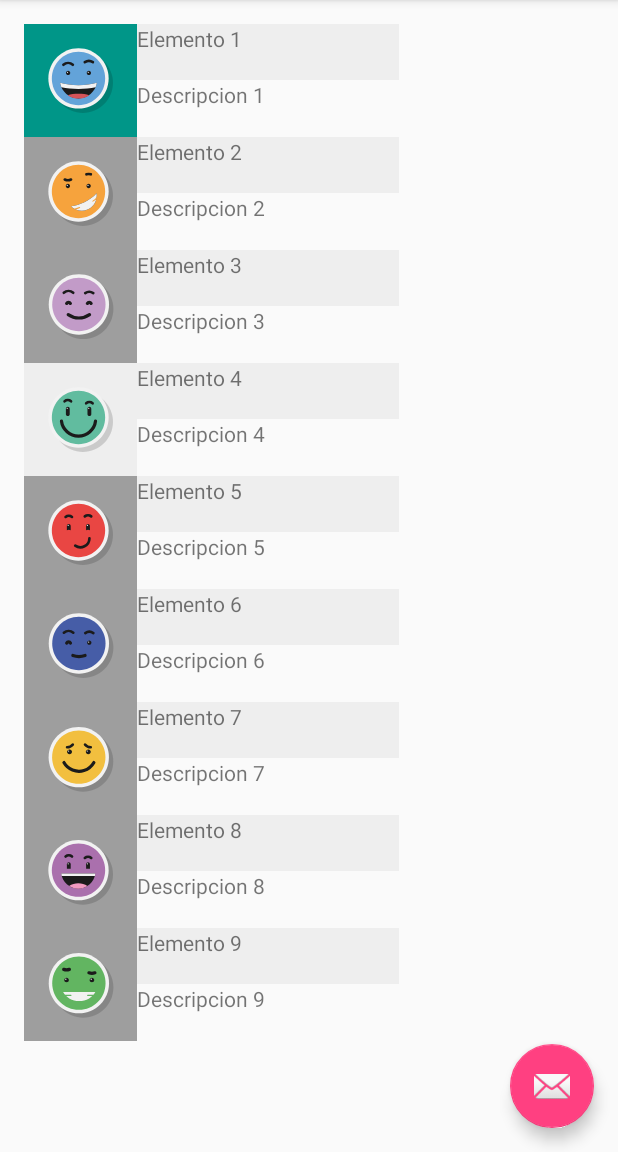
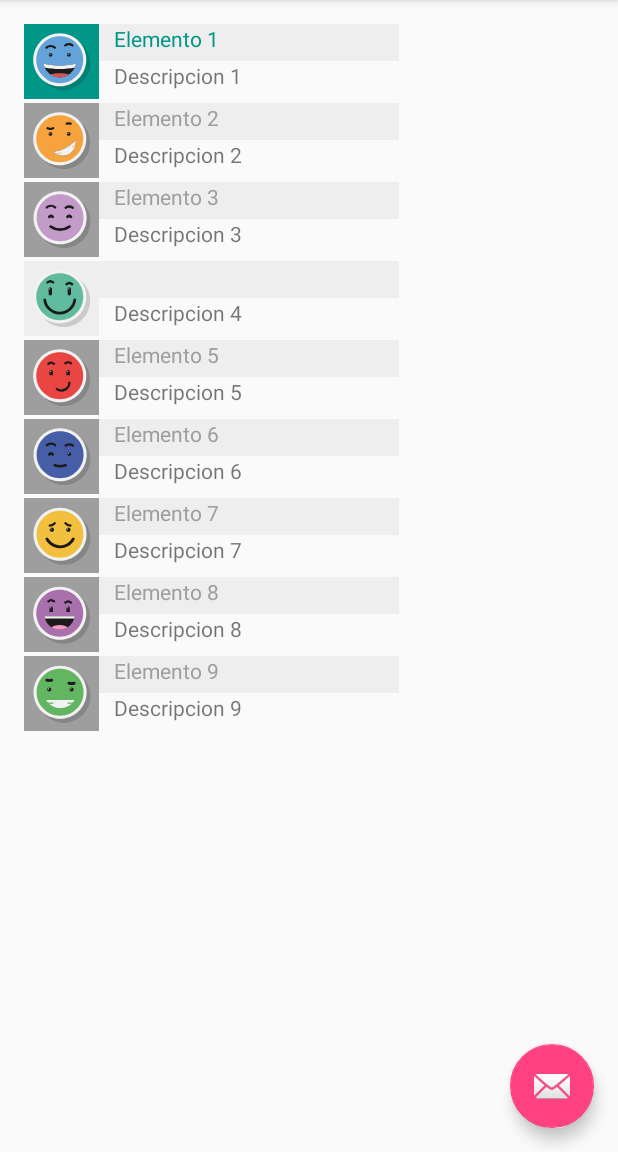
Before and after one commit to AlexisRoj/ProjectUnitThree, an Android app: the screen it shows after launch (MainActivity), on a phone screen of 412 x 824 dp, the part 84-1236 px from its top. Run offline under Robolectric (Android 15) with nearby library versions, the phone set to English and light mode, and no system bars.

Commit message:
Se mejora menu visualmente

```diff
--- a/app/src/main/java/com/innovagenesis/aplicaciones/android/projectunitthree/adapter/AdapterMenuA.java
+++ b/app/src/main/java/com/innovagenesis/aplicaciones/android/projectunitthree/adapter/AdapterMenuA.java
@@ -1,6 +1,9 @@
 package com.innovagenesis.aplicaciones.android.projectunitthree.adapter;
 
+import android.annotation.SuppressLint;
 import android.content.Context;
+import android.graphics.Color;
+import android.support.v4.content.ContextCompat;
 import android.util.Log;
 import android.view.LayoutInflater;
 import android.view.View;
@@ -19,6 +22,7 @@ import java.util.ArrayList;
  */
 
 public class AdapterMenuA extends BaseAdapter {
+
 
     private ArrayList<MenuA> items;
     private Context context;
@@ -43,6 +47,7 @@ public class AdapterMenuA extends BaseAdapter {
         return position;
     }
 
+    @SuppressLint("NewApi")
     @Override
     public View getView(int position, View convertView, ViewGroup parent) {
 
@@ -66,10 +71,10 @@ public class AdapterMenuA extends BaseAdapter {
         txtAMenuA.setText(getItem(position).getTxtAMenuA());
         txtBMenuA.setText(getItem(position).getTxtBMenuA());
 
-        /** Seccion para propiedades de los elementos se utliza el segundo contructor*/
+        /** Seccion para propiedades de los elementos */
 
         imgMenuA.setBackgroundResource(getItem(position).getColorImgBGMA());
-
+        txtAMenuA.setTextColor(ContextCompat.getColor(context, getItem(position).getColorImgBGMA()));
 
         return view;
     }
--- a/app/src/main/res/layout/fragment_menu_ahome.xml
+++ b/app/src/main/res/layout/fragment_menu_ahome.xml
@@ -7,6 +7,9 @@
     <GridView
         android:layout_width="match_parent"
         android:layout_height="match_parent"
+        android:horizontalSpacing="3dp"
+        android:verticalSpacing="3dp"
+        android:numColumns="1"
         android:id="@+id/gridMenuA"/>
 
 </LinearLayout>
--- a/app/src/main/res/layout/template_menu_a.xml
+++ b/app/src/main/res/layout/template_menu_a.xml
@@ -7,14 +7,14 @@
     <LinearLayout
         android:orientation="horizontal"
         android:layout_width="250dp"
-        android:layout_height="75dp"
+        android:layout_height="50dp"
         android:layout_alignParentTop="true"
         android:layout_alignParentStart="true">
 
         <ImageView
-            android:layout_width="75dp"
-            android:layout_height="75dp"
-            android:padding="15dp"
+            android:layout_width="50dp"
+            android:layout_height="50dp"
+            android:padding="5dp"
             android:id="@+id/imgMenuA"
             android:background="@color/fondoImgMA"
             android:src="@drawable/img1"/>
@@ -29,12 +29,14 @@
                 android:layout_width="match_parent"
                 android:background="@color/fondoTxtAA"
                 android:layout_height="0dp"
+                android:paddingLeft="10dp"
                 android:id="@+id/txtAMenuA"
                 android:layout_weight="1"/>
 
             <TextView
                 android:layout_width="match_parent"
                 android:layout_height="0dp"
+                android:paddingLeft="10dp"
                 android:background="@color/fondoTxtBA"
                 android:id="@+id/txtBMenuA"
                 android:layout_weight="1"/>
```
